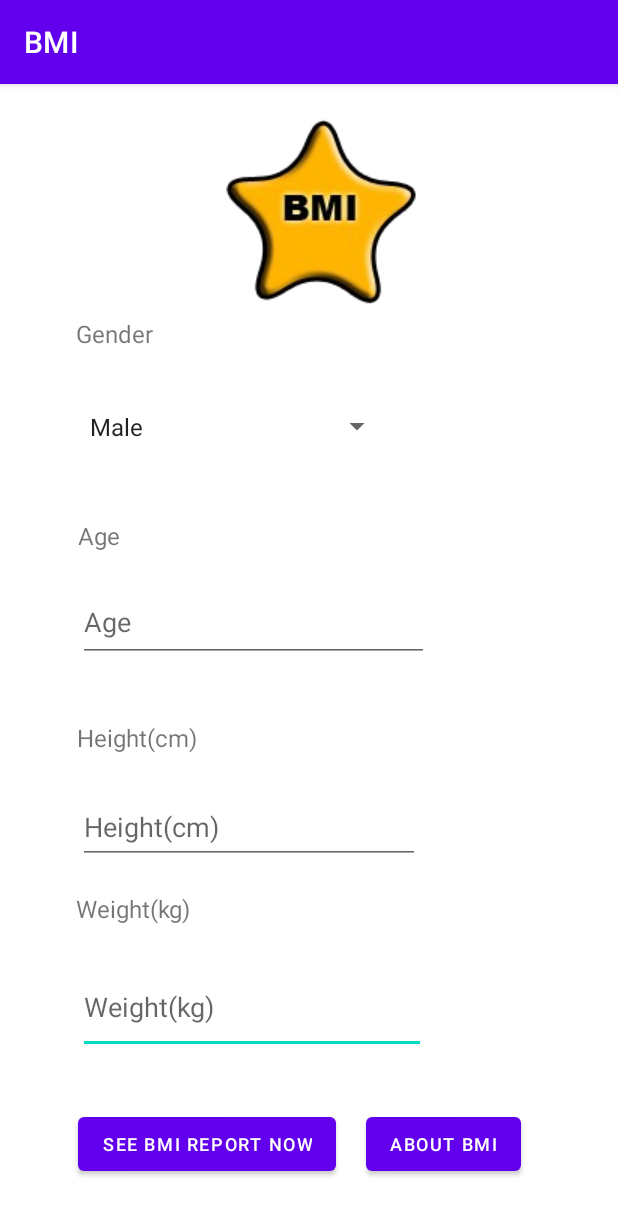
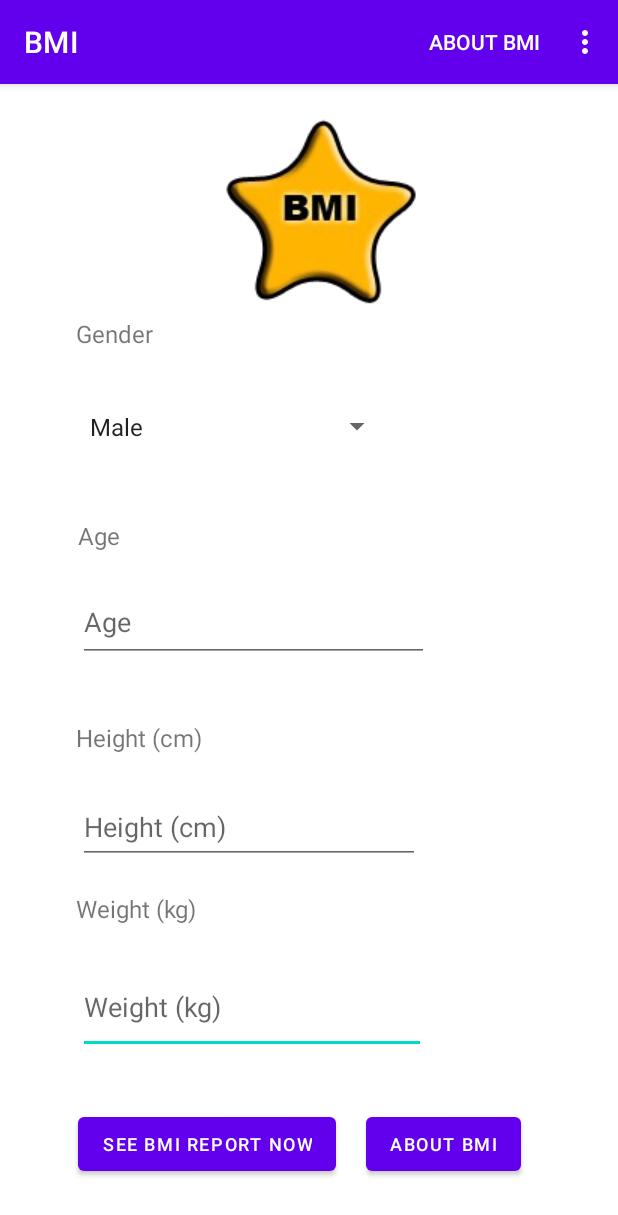
Before and after one commit to EVE-Rangeen/Android_BMI, an Android app: the screen it shows after launch (MainActivity), on a phone screen of 412 x 824 dp. Shown: the top 1215 px of the screen. Run offline under Robolectric (Android 15) with nearby library versions, the phone set to English and light mode, and no system bars.

Commit message:
assignment03 提交

```diff
--- a/app/src/main/res/layout-land/activity_main.xml
+++ b/app/src/main/res/layout-land/activity_main.xml
@@ -15,6 +15,7 @@
         android:layout_height="120dp"
         android:layout_marginEnd="24dp"
         android:adjustViewBounds="true"
+        android:contentDescription="@string/bmi_icon"
         app:srcCompat="@drawable/icon_128" />
 
     <LinearLayout
--- a/app/src/main/res/layout/activity_main.xml
+++ b/app/src/main/res/layout/activity_main.xml
@@ -12,6 +12,7 @@
         android:layout_height="wrap_content"
         android:layout_marginStart="150dp"
         android:layout_marginTop="20dp"
+        android:contentDescription="@string/bmi_icon"
         app:layout_constraintStart_toStartOf="parent"
         app:layout_constraintTop_toTopOf="parent"
         app:srcCompat="@drawable/icon_128" />
--- /dev/null
+++ b/app/src/main/res/menu/menu_context.xml
@@ -0,0 +1,11 @@
+<?xml version="1.0" encoding="utf-8"?>
+<menu xmlns:android="http://schemas.android.com/apk/res/android">
+
+    <item
+        android:id="@+id/menu_item_about"
+        android:title="@string/about_button" />
+
+    <item
+        android:id="@+id/menu_item_wiki"
+        android:title="@string/menu_wiki" />
+</menu>
--- /dev/null
+++ b/app/src/main/res/menu/menu_options.xml
@@ -0,0 +1,21 @@
+<?xml version="1.0" encoding="utf-8"?>
+<menu xmlns:android="http://schemas.android.com/apk/res/android"
+    xmlns:app="http://schemas.android.com/apk/res-auto"
+    xmlns:tools="http://schemas.android.com/tools"
+    tools:context=".MainActivity">
+
+    <item
+        android:id="@+id/menu_about"
+        android:title="@string/about_button"
+        app:showAsAction="always" />
+
+    <item
+        android:id="@+id/menu_wiki"
+        android:title="@string/menu_wiki"
+        app:showAsAction="never" />
+
+    <item
+        android:id="@+id/menu_exit"
+        android:title="@string/menu_exit"
+        app:showAsAction="never" />
+</menu>
--- a/app/src/main/res/values/strings.xml
+++ b/app/src/main/res/values/strings.xml
@@ -1,7 +1,7 @@
 <resources>
     <string name="app_name">BMI</string>
-    <string name="bmi_height">Height(cm)</string>
-    <string name="bmi_weight">Weight(kg)</string>
+    <string name="bmi_height">Height (cm)</string>
+    <string name="bmi_weight">Weight (kg)</string>
     <string name="bmi_age">Age</string>
     <string name="bmi_gender">Gender</string>
     <string name="bmi_btn">See BMI Report Now</string>
@@ -11,9 +11,17 @@
     <string name="advice_average">You look great!</string>
     <string name="advice_heavy">You should be on diet!</string>
     <string name="about_button">About BMI</string>
-    <string name="about_msg">BMI = Mass Body Index = Height (m) / Weight (kg)^2; BMI between 18.5 and 22.9 is fit.</string>
+    <string name="about_msg">BMI = Body Mass Index = Weight (kg) / Height (m)^2; a BMI between 20 and 25 means ideal weight.</string>
+    <string name="menu_wiki">BMI Wiki</string>
+    <string name="menu_exit">Exit</string>
+    <string name="button_ok">OK</string>
+    <string name="no_browser">No browser app found.</string>
+    <string name="bmi_icon">BMI icon</string>
+    <string name="gender_male">Male</string>
+    <string name="gender_female">Female</string>
+    <string name="wiki_url" translatable="false">https://en.m.wikipedia.org/wiki/Body_mass_index</string>
     <string-array name="gender">
-        <item>Male</item>
-        <item>Female</item>
+        <item>@string/gender_male</item>
+        <item>@string/gender_female</item>
     </string-array>
 </resources>
```
Also changed, not shown: app/src/main/java/com/example/bmi/MainActivity.kt (+90 -5 lines), app/src/main/java/com/example/bmi/ReportActivity.kt (+5 -3 lines), 2 other files.
